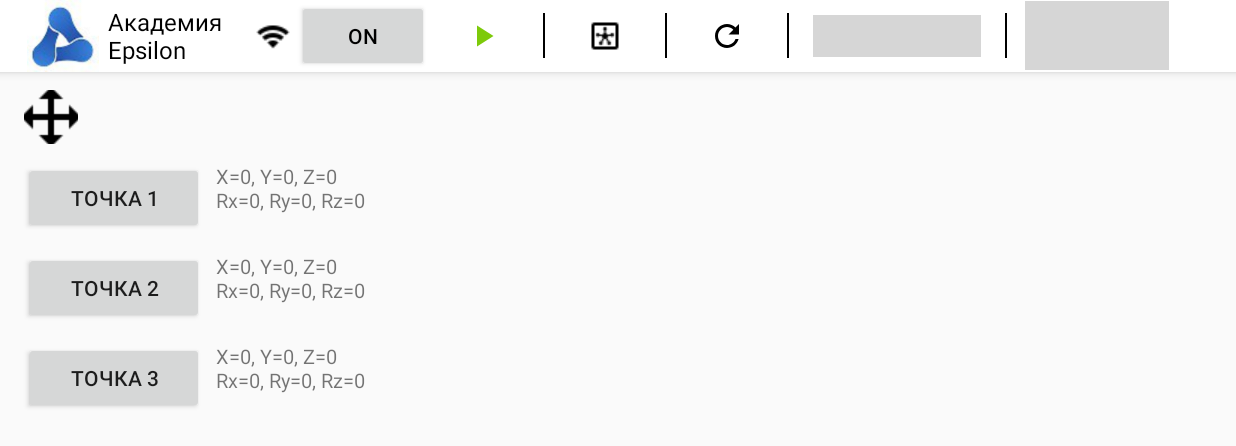
After one commit to yurmooo/EpsilonController, an Android app: the CountActivity screen opened directly, with no data from a screen before it, on a phone screen of 824 x 412 dp (held sideways). The commit adds this screen. Shown: the top 446 px of the screen. Run offline under Robolectric (Android 15) with nearby library versions, the phone set to English and light mode, and no system bars; grey boxes are pictures that could not be loaded.

Commit message:
countactivity

```diff
--- a/app/build.gradle
+++ b/app/build.gradle
@@ -28,6 +28,8 @@ dependencies {
     implementation 'com.google.android.material:material:1.0.0'
     implementation 'com.google.code.gson:gson:2.8.6'
 
+    implementation 'androidx.viewpager2:viewpager2:1.0.0'
+
     implementation project(path: ':socket-core')
     implementation project(path: ':socket-client')
 
--- /dev/null
+++ b/app/src/main/java/cc/dobot/crtcpdemo/CountActivity.java
@@ -0,0 +1,223 @@
+package cc.dobot.crtcpdemo;
+
+import android.os.Bundle;
+import android.view.View;
+import android.widget.Button;
+import android.widget.ImageButton;
+import android.widget.ImageView;
+import android.widget.TextView;
+import android.widget.Toast;
+
+import androidx.appcompat.app.AppCompatActivity;
+
+import java.text.NumberFormat;
+import java.util.List;
+
+import cc.dobot.crtcpdemo.client.StateMessageClient;
+import cc.dobot.crtcpdemo.data.AlarmData;
+import cc.dobot.crtcpdemo.message.constant.Robot;
+
+public class CountActivity extends AppCompatActivity implements MainContract.View {
+
+    private ImageButton drag_mode, enableRobot, moreBTN, resetRobot, error_btn, emergencyStop;
+    private ImageView connection_icon;
+    private Button get_pos_btn1, get_pos_btn2, get_pos_btn3, connectRobot;
+    private TextView pos1, pos2, pos3;
+    private double x1, y1, z1, rx1, ry1, rz1;
+    private double x2, y2, z2, rx2, ry2, rz2;
+    private double x3, y3, z3, rx3, ry3, rz3;
+    private boolean isDragMode = false;
+
+    private MainContract.Present present;
+
+    @Override
+    protected void onCreate(Bundle savedInstanceState) {
+        super.onCreate(savedInstanceState);
+        setContentView(R.layout.activity_count);
+
+        initView();
+        initListeners();
+        present = new MainPresent(this);
+    }
+
+    private void initView() {
+        connection_icon = findViewById(R.id.connection_icon);
+        connectRobot = findViewById(R.id.button_connect_robot);
+
+        enableRobot = findViewById(R.id.button_change_enable);
+
+        moreBTN = findViewById(R.id.more_button);
+
+        resetRobot = findViewById(R.id.button_reset_robot);
+
+        error_btn = findViewById(R.id.error_btn);
+
+        emergencyStop = findViewById(R.id.button_emergency_stop);
+
+        drag_mode = findViewById(R.id.drag_mode);
+
+        get_pos_btn1 = findViewById(R.id.get_pos_btn1);
+        get_pos_btn2 = findViewById(R.id.get_pos_btn2);
+        get_pos_btn3 = findViewById(R.id.get_pos_btn3);
+
+        pos1 = findViewById(R.id.pos1);
+        pos2 = findViewById(R.id.pos2);
+        pos3 = findViewById(R.id.pos3);
+    }
+
+    private void initListeners() {
+        drag_mode.setOnClickListener(new View.OnClickListener() {
+            @Override
+            public void onClick(View view) {
+                isDragMode = !isDragMode;
+                if (present != null) {
+                    present.setDragModeCommand(isDragMode);
+                }
+
+                resetDragModeIcon(isDragMode);
+
+                Toast.makeText(CountActivity.this,
+                        isDragMode ? "Режим Drag включён" : "Режим Drag выключен",
+                        Toast.LENGTH_SHORT).show();
+            }
+        });
+
+        get_pos_btn1.setOnClickListener(new View.OnClickListener() {
+            @Override
+            public void onClick(View v) {
+                double[] coords = StateMessageClient.getInstance().getState().getToolVectorActual();
+                if (coords != null && coords.length >= 6) {
+                    x1 = coords[0];
+                    y1 = coords[1];
+                    z1 = coords[2];
+                    rx1 = coords[3];
+                    ry1 = coords[4];
+                    rz1 = coords[5];
+                    String text = String.format("X=%.4f, Y=%.4f, Z=%.4f\nRx=%.4f, Ry=%.4f, Rz=%.4f", x1, y1, z1, rx1, ry1, rz1);
+                    pos1.setText(text);
+                } else {
+                    pos1.setText("Данные недоступны");
+                }
+            }
+        });
+
+        get_pos_btn2.setOnClickListener(new View.OnClickListener() {
+            @Override
+            public void onClick(View view) {
+                double[] coords = StateMessageClient.getInstance().getState().getToolVectorActual();
+                if (coords != null && coords.length >= 6) {
+                    x2 = coords[0];
+                    y2 = coords[1];
+                    z2 = coords[2];
+                    rx2 = coords[3];
+                    ry2 = coords[4];
+                    rz2 = coords[5];
+                    String text = String.format("X=%.4f, Y=%.4f, Z=%.4f\nRx=%.4f, Ry=%.4f, Rz=%.4f", x2, y2, z2, rx2, ry2, rz2);
+                    pos2.setText(text);
+                } else {
+                    pos2.setText("Данные недоступны");
+                }
+            }
+        });
+
+        get_pos_btn3.setOnClickListener(new View.OnClickListener() {
+            @Override
+            public void onClick(View view) {
+                double[] coords = StateMessageClient.getInstance().getState().getToolVectorActual();
+                if (coords != null && coords.length >= 6) {
+                    x3 = coords[0];
+                    y3 = coords[1];
+                    z3 = coords[2];
+                    rx3 = coords[3];
+                    ry3 = coords[4];
+                    rz3 = coords[5];
+                    String text = String.format("X=%.4f, Y=%.4f, Z=%.4f\nRx=%.4f, Ry=%.4f, Rz=%.4f", x3, y3, z3, rx3, ry3, rz3);
+                    pos3.setText(text);
+                } else {
+                    pos3.setText("Данные недоступны");
+                }
+            }
+        });
+    }
+
+    @Override
+    public void refreshConnectionState(boolean isConnected) {
+        connectRobot.setText(isConnected ? R.string.disconnect_robot : R.string.connect_robot);
+        if (isConnected) {
+            connection_icon.setImageResource(R.drawable.ic_wifi_green);
+        } else {
+            connection_icon.setImageResource(R.drawable.ic_wifi);
+        }
+    }
+
+    @Override
+    public void refreshPowerState(boolean isPowerOn) {
+
+    }
+
+    @Override
+    public void refreshEnableState(boolean isEnable) {
+        if (isEnable) {
+            enableRobot.setImageResource(R.drawable.ic_pause);
+        } else {
+            enableRobot.setImageResource(R.drawable.ic_play);
+        }
+    }
+
+    public void resetDragModeIcon(boolean isDragEnabled) {
+        if (isDragEnabled) {
+            drag_mode.setImageResource(R.drawable.ic_dragred);
+        } else {
+            drag_mode.setImageResource(R.drawable.ic_drag);
+        }
+    }
+
+    @Override
+    public void refreshSpeedScaling(int speedScaling) {
+
+    }
+
+    @Override
+    public void refreshRobotMode(Robot.Mode mode) {
+
+    }
+
+    @Override
+    public void refreshDI(byte[] DI) {
+    }
+
+    @Override
+    public void refreshDO(byte[] DO) {
+
+    }
+
+    @Override
+    public void refreshQActual(double[] getqActual) {
+
+    }
+
+    @Override
+    public void refreshToolVectorActual(double[] toolVectorActual) {
+
+    }
+
+    @Override
+    public void refreshProgramState(int programState) {
+
+    }
+
+    @Override
+    public void refreshErrorList(String errorInfo) {
+
+    }
+
+    @Override
+    public void refreshLogList(boolean isSend, String log) {
+
+    }
+
+    @Override
+    public void refreshAlarmList(List<AlarmData> dataList) {
+
+    }
+}
--- a/app/src/main/java/cc/dobot/crtcpdemo/MainContract.java
+++ b/app/src/main/java/cc/dobot/crtcpdemo/MainContract.java
@@ -12,6 +12,7 @@ public interface MainContract {
         void refreshPowerState(boolean isPowerOn);
 
         void refreshEnableState(boolean isEnable);
+        void resetDragModeIcon(boolean isDrag);
 
         void refreshSpeedScaling(int speedScaling);
 
--- a/app/src/main/java/cc/dobot/crtcpdemo/MainPresent.java
+++ b/app/src/main/java/cc/dobot/crtcpdemo/MainPresent.java
@@ -600,6 +600,9 @@ public class MainPresent implements MainContract.Present, StateMessageClient.Sta
                 view.refreshProgramState(state.getProgramState());
                 view.refreshQActual(state.getqActual());
                 view.refreshToolVectorActual(state.getToolVectorActual());
+
+                view.refreshEnableState(state.isEnable());
+                view.resetDragModeIcon(state.isDrag());
             }
         });
 
--- a/app/src/main/java/cc/dobot/crtcpdemo/client/StateMessageClient.java
+++ b/app/src/main/java/cc/dobot/crtcpdemo/client/StateMessageClient.java
@@ -94,6 +94,11 @@ public class StateMessageClient extends TcpClient {
         state.setDO(data.getSubBodyData(14, 22));
         state.setMode(Robot.Mode.getMode((int) TransformUtils.bytesToLong(
                 data.getSubBodyData(22, 30), 0, true)));
+        Robot.Mode mode = Robot.Mode.getMode((int) TransformUtils.bytesToLong(
+                data.getSubBodyData(22, 30), 0, true));
+        state.setMode(mode);
+        state.setEnable(mode == Robot.Mode.ROBOT_MODE_IDLE || mode == Robot.Mode.ROBOT_MODE_RUNNING);
+        state.setDrag(mode == Robot.Mode.ROBOT_MODE_BACKDRIVE);
         state.setSpeedScaling((int) TransformUtils.bytesToDouble(
                 data.getSubBodyData(62, 70)));
         state.setProgramState((int) TransformUtils.bytesToDouble(
--- a/app/src/main/res/drawable/button_option_default.xml
+++ b/app/src/main/res/drawable/button_option_default.xml
@@ -1,7 +1,6 @@
 <?xml version="1.0" encoding="utf-8"?>
 <shape xmlns:android="http://schemas.android.com/apk/res/android"
     android:shape="rectangle">
-    <solid android:color="#E0E0E0"/> <!-- Светло-серый фон -->
+    <solid android:color="#ffffff"/> <!-- Светло-серый фон -->
     <corners android:radius="8dp"/>
-    <stroke android:width="1dp" android:color="#B0B0B0"/>
 </shape>
--- a/app/src/main/res/drawable/button_option_selector.xml
+++ b/app/src/main/res/drawable/button_option_selector.xml
@@ -2,7 +2,7 @@
 <selector xmlns:android="http://schemas.android.com/apk/res/android">
     <item android:state_pressed="true">
         <shape android:shape="rectangle">
-            <solid android:color="@color/colorPrimary"/>
+            <solid android:color="@color/selected_axis_color"/>
             <corners android:radius="4dp"/>
         </shape>
     </item>
--- /dev/null
+++ b/app/src/main/res/layout/activity_count.xml
@@ -0,0 +1,298 @@
+<?xml version="1.0" encoding="utf-8"?>
+<androidx.constraintlayout.widget.ConstraintLayout
+    xmlns:android="http://schemas.android.com/apk/res/android"
+    xmlns:app="http://schemas.android.com/apk/res-auto"
+    xmlns:tools="http://schemas.android.com/tools"
+    android:layout_width="match_parent"
+    android:layout_height="match_parent">
+
+    <!-- Toolbar -->
+    <androidx.appcompat.widget.Toolbar
+        android:id="@+id/toolbar"
+        android:layout_width="0dp"
+        android:layout_height="?attr/actionBarSize"
+        android:background="@android:color/white"
+        android:elevation="4dp"
+        app:title="Epsilon Panel"
+        app:titleTextColor="@android:color/black"
+        app:layout_constraintTop_toTopOf="parent"
+        app:layout_constraintStart_toStartOf="parent"
+        app:layout_constraintEnd_toEndOf="parent">
+
+        <LinearLayout
+            android:layout_width="match_parent"
+            android:layout_height="match_parent"
+            android:orientation="horizontal"
+            android:gravity="center_vertical"
+            android:weightSum="10">
+
+            <LinearLayout
+                android:layout_width="wrap_content"
+                android:layout_height="match_parent"
+                android:orientation="horizontal"
+                android:gravity="center_vertical">
+
+                <!-- Логотип -->
+                <ImageView
+                    android:id="@+id/epsilon_icon"
+                    android:layout_width="48dp"
+                    android:layout_height="48dp"
+                    android:src="@drawable/ic_epsilon"
+                    android:contentDescription="Icon_Epsilon"
+                    android:layout_marginStart="2dp"
+                    android:layout_marginEnd="2dp"
+                    android:layout_gravity="center_vertical"/>
+
+                <!-- Название компании -->
+                <TextView
+                    android:id="@+id/name_company"
+                    android:layout_width="wrap_content"
+                    android:layout_height="wrap_content"
+                    android:text="Академия\nEpsilon"
+                    android:textColor="@android:color/black"
+                    android:textSize="16sp"
+                    android:layout_marginStart="4dp"
+                    android:layout_marginEnd="4dp"
+                    android:layout_gravity="center_vertical"/>
+
+                <!-- Блок иконок и кнопок -->
+                <LinearLayout
+                    android:layout_width="0dp"
+                    android:layout_height="match_parent"
+                    android:layout_weight="7"
+                    android:orientation="horizontal"
+                    android:gravity="center"
+                    android:weightSum="7">
+
+                    <!-- Группа элементов с весами -->
+                    <LinearLayout
+                        android:layout_width="0dp"
+                        android:layout_height="match_parent"
+                        android:layout_weight="2"
+                        android:orientation="horizontal"
+                        android:gravity="center"
+                        android:layout_marginLeft="8pt">
+
+                        <ImageView
+                            android:id="@+id/connection_icon"
+                            android:layout_width="24dp"
+                            android:layout_height="24dp"
+                            android:src="@drawable/ic_wifi"
+                            android:contentDescription="Icon_Connection" />
+
+                        <Button
+                            android:id="@+id/button_connect_robot"
+                            android:layout_width="0dp"
+                            android:layout_height="48dp"
+                            android:layout_weight="1"
+                            android:text="ON"
+                            android:textColor="@android:color/black"
+                            android:textSize="14sp"
+                            android:singleLine="true"
+                            android:ellipsize="none"
+                            android:paddingStart="8dp"
+                            android:paddingEnd="8dp"
+                            android:gravity="center"
+                            android:layout_marginStart="4dp"
+                            android:layout_marginEnd="4dp"/>
+                    </LinearLayout>
+
+                    <!--Кнопка включения перенес ее в enableRobot (button_change_enable)-->
+                    <!--                        <ImageButton-->
+                    <!--                            android:id="@+id/button_change_power"-->
+                    <!--                            android:layout_width="28dp"-->
+                    <!--                            android:layout_height="28dp"-->
+                    <!--                            android:src="@drawable/ic_power"-->
+                    <!--                            android:contentDescription="Power_Btn"-->
+                    <!--                            android:background="?attr/selectableItemBackgroundBorderless"-->
+                    <!--                            android:padding="8dp"-->
+                    <!--                            android:layout_marginStart="8dp"-->
+                    <!--                            android:layout_marginEnd="8dp" />-->
+
+                    <!--                        <View-->
+                    <!--                            android:layout_width="1dp"-->
+                    <!--                            android:layout_height="30dp"-->
+                    <!--                            android:layout_marginHorizontal="8dp"-->
+                    <!--                            android:background="@android:color/black"/>-->
+
+                    <ImageButton
+                        android:id="@+id/button_change_enable"
+                        android:layout_width="0dp"
+                        android:layout_height="28dp"
+                        android:layout_weight="1"
+                        android:src="@drawable/ic_play"
+                        android:contentDescription="Icon_Stop"
+                        android:background="@drawable/button_selector"
+                        android:padding="8dp"
+                        android:layout_marginStart="8dp"
+                        android:layout_marginEnd="8dp"/>
+
+                    <View
+                        android:layout_width="1dp"
+                        android:layout_height="30dp"
+                        android:layout_marginHorizontal="8dp"
+                        android:background="@android:color/black"/>
+
+                    <ImageButton
+                        android:id="@+id/more_button"
+                        android:layout_width="0dp"
+                        android:layout_height="28dp"
+                        android:layout_weight="1"
+                        android:src="@drawable/ic_hub"
+                        android:contentDescription="Icon_MoreInfo"
+                        android:background="@drawable/button_selector"
+                        android:padding="8dp"
+                        android:layout_marginStart="8dp"
+                        android:layout_marginEnd="8dp"/>
+
+                    <View
+                        android:layout_width="1dp"
+                        android:layout_height="30dp"
+                        android:layout_marginHorizontal="8dp"
+                        android:background="@android:color/black"/>
+
+                    <ImageButton
+                        android:id="@+id/button_reset_robot"
+                        android:layout_width="0dp"
+                        android:layout_height="28dp"
+                        android:layout_weight="1"
+                        android:src="@drawable/reset_btn"
+                        android:contentDescription="Reset"
+                        android:background="@drawable/button_selector"
+                        android:tint="@android:color/black"
+                        android:padding="8dp"
+                        android:layout_marginStart="8dp"
+                        android:layout_marginEnd="8dp"/>
+
+                    <View
+                        android:layout_width="1dp"
+                        android:layout_height="30dp"
+                        android:layout_marginHorizontal="8dp"
+                        android:background="@android:color/black"/>
+
+                    <ImageButton
+                        android:id="@+id/error_btn"
+                        android:layout_width="0dp"
+                        android:layout_height="28dp"
+                        android:layout_weight="1"
+                        android:src="@drawable/ic_error24"
+                        android:contentDescription="@string/error_info"
+                        android:background="@drawable/button_selector"
+                        android:padding="8dp"
+                        android:layout_marginStart="8dp"
+                        android:layout_marginEnd="8dp"/>
+
+                    <View
+                        android:layout_width="1dp"
+                        android:layout_height="30dp"
+                        android:layout_marginHorizontal="8dp"
+                        android:background="@android:color/black"/>
+
+                    <ImageButton
+                        android:id="@+id/button_emergency_stop"
+                        android:layout_width="0dp"
+                        android:layout_height="46dp"
+                        android:layout_weight="1"
+                        android:src="@drawable/ic_emergencystop"
+                        android:contentDescription="@string/emergency_stop"
+                        android:scaleType="fitCenter"
+                        android:background="@drawable/button_selector"
+                        android:elevation="6dp"
+                        android:importantForAccessibility="yes"
+                        android:layout_marginStart="4dp"
+                        android:layout_marginEnd="4dp"/>
+                </LinearLayout>
+            </LinearLayout>
+        </LinearLayout>
+    </androidx.appcompat.widget.Toolbar>
+
+    <!-- Горизонтальный Guideline для отступа слева -->
+    <androidx.constraintlayout.widget.Guideline
+        android:id="@+id/start_guideline"
+        android:layout_width="wrap_content"
+        android:layout_height="wrap_content"
+        android:orientation="vertical"
+        app:layout_constraintGuide_begin="16dp" />
+
+    <!-- ImageButton слева (Drag Mode) -->
+    <ImageButton
+        android:id="@+id/drag_mode"
+        android:layout_width="36dp"
+        android:layout_height="36dp"
+        android:src="@drawable/ic_drag"
+        android:background="@drawable/button_selector"
+        android:contentDescription="Drag Mode"
+        android:padding="8dp"
+        app:layout_constraintStart_toStartOf="@id/start_guideline"
+        app:layout_constraintTop_toBottomOf="@id/toolbar"
+        android:layout_marginTop="12dp"/>
+
+    <!-- Первая пара -->
+    <Button
+        android:id="@+id/get_pos_btn1"
+        android:layout_width="120dp"
+        android:layout_height="wrap_content"
+        android:text="Точка 1"
+        android:textSize="14sp"
+        app:layout_constraintStart_toStartOf="@id/start_guideline"
+        app:layout_constraintTop_toBottomOf="@id/drag_mode"
+        android:layout_marginTop="12dp"/>
+
+    <TextView
+        android:id="@+id/pos1"
+        android:layout_width="wrap_content"
+        android:layout_height="wrap_content"
+        android:layout_marginLeft="8dp"
+        android:text="X=0, Y=0, Z=0\nRx=0, Ry=0, Rz=0"
+        android:textSize="13sp"
+        android:maxLines="2"
+        app:layout_constraintStart_toEndOf="@id/get_pos_btn1"
+        app:layout_constraintTop_toTopOf="@id/get_pos_btn1"
+        android:layout_marginStart="8dp"/>
+
+    <!-- Вторая пара -->
+    <Button
+        android:id="@+id/get_pos_btn2"
+        android:layout_width="120dp"
+        android:layout_height="wrap_content"
+        android:text="Точка 2"
+        android:textSize="14sp"
+        app:layout_constraintStart_toStartOf="@id/start_guideline"
+        app:layout_constraintTop_toBottomOf="@id/get_pos_btn1"
+        android:layout_marginTop="12dp"/>
+
+    <TextView
+        android:id="@+id/pos2"
+        android:layout_width="wrap_content"
+        android:layout_height="wrap_content"
+        android:layout_marginLeft="8dp"
+        android:text="X=0, Y=0, Z=0\nRx=0, Ry=0, Rz=0"
+        android:textSize="13sp"
+        android:maxLines="2"
+        app:layout_constraintStart_toEndOf="@id/get_pos_btn2"
+        app:layout_constraintTop_toTopOf="@id/get_pos_btn2"
+        android:layout_marginStart="8dp"/>
+
+    <!-- Третья пара -->
+    <Button
+        android:id="@+id/get_pos_btn3"
+        android:layout_width="120dp"
+        android:layout_height="wrap_content"
+        android:text="Точка 3"
+        android:textSize="14sp"
+        app:layout_constraintStart_toStartOf="@id/start_guideline"
+        app:layout_constraintTop_toBottomOf="@id/get_pos_btn2"
+        android:layout_marginTop="12dp"/>
+
+    <TextView
+        android:id="@+id/pos3"
+        android:layout_width="wrap_content"
+        android:layout_height="wrap_content"
+        android:layout_marginLeft="8dp"
+        android:text="X=0, Y=0, Z=0\nRx=0, Ry=0, Rz=0"
+        android:textSize="13sp"
+        android:maxLines="2"
+        app:layout_constraintStart_toEndOf="@id/get_pos_btn3"
+        app:layout_constraintTop_toTopOf="@id/get_pos_btn3"
+        android:layout_marginStart="8dp"/>
+</androidx.constraintlayout.widget.ConstraintLayout>
--- a/app/src/main/res/layout/activity_main_epsilon.xml
+++ b/app/src/main/res/layout/activity_main_epsilon.xml
@@ -1331,8 +1331,7 @@
                     android:padding="4dp"
                     android:background="@android:color/white"
                     android:clickable="false"
-                    android:focusable="false"
-                    android:enabled="false" />
+                    android:focusable="false" />
             </LinearLayout>
         </ScrollView>
     </LinearLayout>
```
Also changed, not shown: app/src/main/AndroidManifest.xml (+8 -0 lines), app/src/main/java/cc/dobot/crtcpdemo/MainActivity.java (+12 -0 lines), app/src/main/java/cc/dobot/crtcpdemo/MainActivityEpsilon.java (+54 -45 lines), app/src/main/java/cc/dobot/crtcpdemo/RobotState.java (+17 -0 lines).
